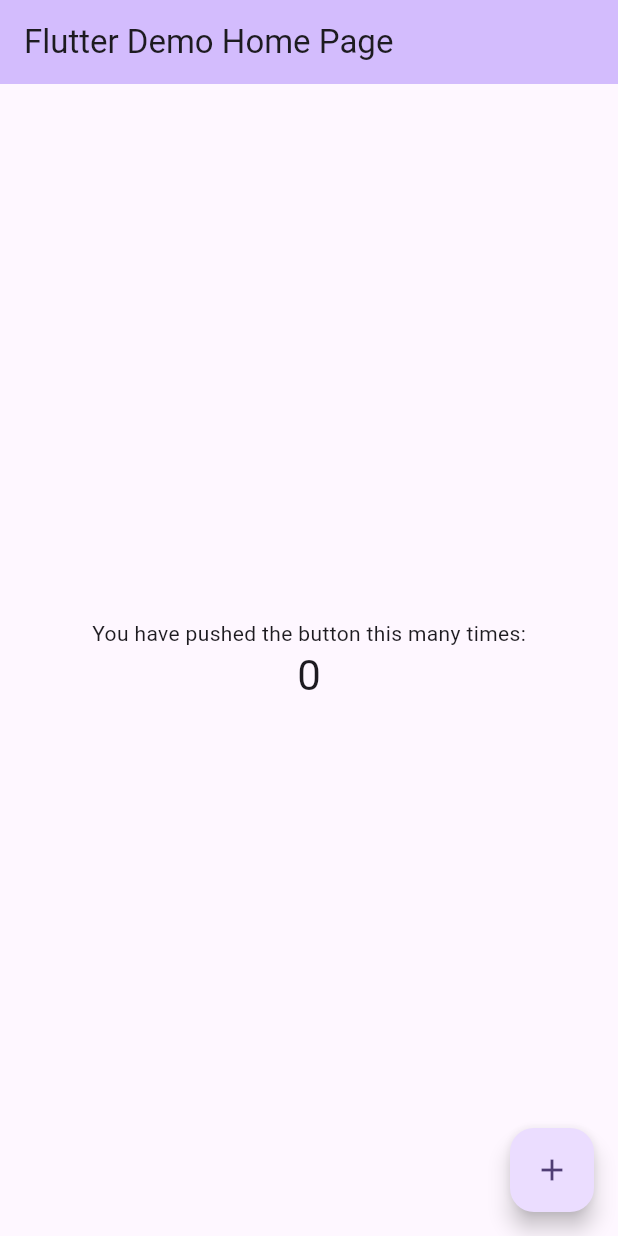
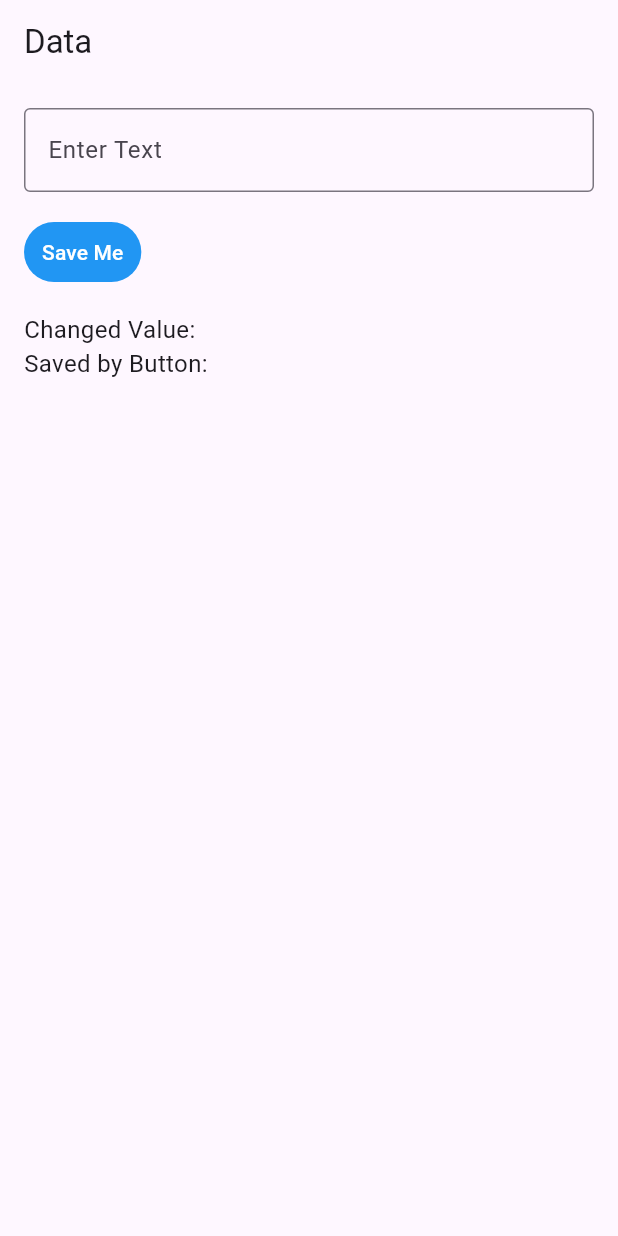
Before and after one commit to SahadRushdi/thogakade_mobile_app_firebase, a Flutter app: the screen it shows after launch, on a phone screen of 412 x 824 dp. Run offline on Flutter 3.47's test engine with Material 3 defaults, Android fonts, the phone set to English and light mode, and no system bars; our stand-ins replace firebase_core; accounts and stored records are empty.

Commit message:
Created Home Page

```diff
--- a/lib/main.dart
+++ b/lib/main.dart
@@ -1,6 +1,7 @@
 import 'package:firebase_core/firebase_core.dart';
 import 'package:firebase_example_app/firebase_options.dart';
 import 'package:flutter/material.dart';
+import './screens/homepage.dart';
 
 Future<void> main() async {
   WidgetsFlutterBinding.ensureInitialized();
@@ -22,55 +23,7 @@ class MyApp extends StatelessWidget {
         colorScheme: ColorScheme.fromSeed(seedColor: Colors.deepPurple),
         useMaterial3: true,
       ),
-      home: const MyHomePage(title: 'Flutter Demo Home Page'),
+      home: const HomePage(),
     );
   }
 }
-
-class MyHomePage extends StatefulWidget {
-  const MyHomePage({super.key, required this.title});
-
-  final String title;
-
-  @override
-  State<MyHomePage> createState() => _MyHomePageState();
-}
-
-class _MyHomePageState extends State<MyHomePage> {
-  int _counter = 0;
-
-  void _incrementCounter() {
-    setState(() {
-      _counter++;
-    });
-  }
-
-  @override
-  Widget build(BuildContext context) {
-    return Scaffold(
-      appBar: AppBar(
-        backgroundColor: Theme.of(context).colorScheme.inversePrimary,
-        title: Text(widget.title),
-      ),
-      body: Center(
-        child: Column(
-          mainAxisAlignment: MainAxisAlignment.center,
-          children: <Widget>[
-            const Text(
-              'You have pushed the button this many times:',
-            ),
-            Text(
-              '$_counter',
-              style: Theme.of(context).textTheme.headlineMedium,
-            ),
-          ],
-        ),
-      ),
-      floatingActionButton: FloatingActionButton(
-        onPressed: _incrementCounter,
-        tooltip: 'Increment',
-        child: const Icon(Icons.add),
-      ), // This trailing comma makes auto-formatting nicer for build methods.
-    );
-  }
-}
--- /dev/null
+++ b/lib/screens/homepage.dart
@@ -0,0 +1,60 @@
+import 'package:flutter/material.dart';
+
+class HomePage extends StatefulWidget {
+  const HomePage({super.key});
+
+  @override
+  State<HomePage> createState() => _HomePageState();
+}
+
+class _HomePageState extends State<HomePage> {
+  final TextEditingController _controller = TextEditingController();
+  String saveText = "";
+  String savedByButton = "";
+
+  @override
+  Widget build(BuildContext context) {
+    return Scaffold(
+      appBar: AppBar(
+        title: const Text("Data"),
+      ),
+      body: Padding(
+        padding: const EdgeInsets.all(16.0), // Add padding for better spacing
+        child: Column(
+          crossAxisAlignment: CrossAxisAlignment.start,
+          children: [
+            TextField(
+              controller: _controller,
+              decoration: const InputDecoration(
+                labelText: "Enter Text", // Label to guide the user
+                border: OutlineInputBorder(), // Makes the field visible with a border
+              ),
+            ),
+            const SizedBox(height: 16), // Add spacing between widgets
+            TextButton(
+              onPressed: () {
+                setState(() {
+                  savedByButton = _controller.text; // Update savedByButton with input
+                });
+              },
+              style: TextButton.styleFrom(
+                backgroundColor: Colors.blue, // Button background color
+                foregroundColor: Colors.white, // Button text color
+              ),
+              child: const Text("Save Me"),
+            ),
+            const SizedBox(height: 16),
+            Text(
+              "Changed Value: $saveText",
+              style: const TextStyle(fontSize: 16),
+            ),
+            Text(
+              "Saved by Button: $savedByButton",
+              style: const TextStyle(fontSize: 16),
+            ),
+          ],
+        ),
+      ),
+    );
+  }
+}
```
